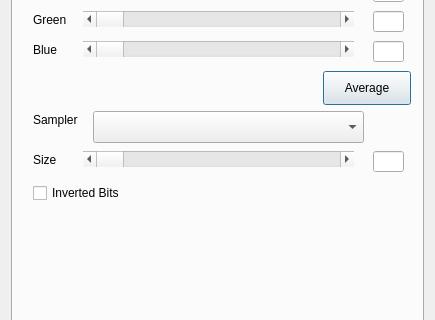
Qt form romthresholddialog.ui (travisgoodspeed/maskromtool) before a commit; both pictures show x 0 to 435 and y 86 to 406 of the 435 by 651 pixel window.
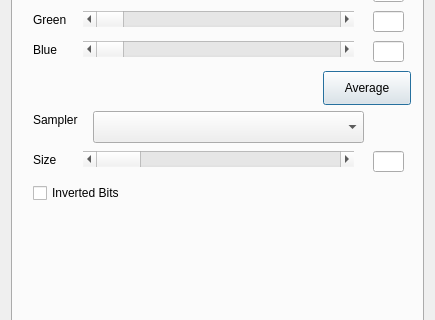
The same form after that commit.

Commit message: Fixes bug where the histogram would not be updated with the sample size.

The edit to the form file:
```diff
--- a/romthresholddialog.ui
+++ b/romthresholddialog.ui
@@ -191,8 +191,14 @@
          <height>16</height>
         </rect>
        </property>
+       <property name="minimum">
+        <number>2</number>
+       </property>
        <property name="maximum">
-        <number>255</number>
+        <number>25</number>
+       </property>
+       <property name="pageStep">
+        <number>5</number>
        </property>
        <property name="orientation">
         <enum>Qt::Horizontal</enum>
@@ -203,7 +209,7 @@
         <rect>
          <x>20</x>
          <y>200</y>
-         <width>58</width>
+         <width>31</width>
          <height>18</height>
         </rect>
        </property>
```
Left out of the diff: 16 changed lines with no effect on the pictures. The commit also changes 2 other files.
